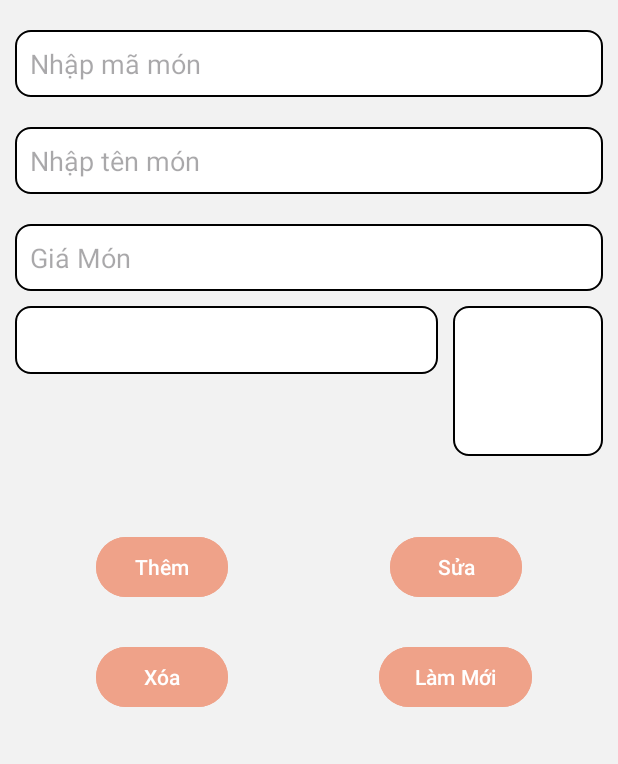
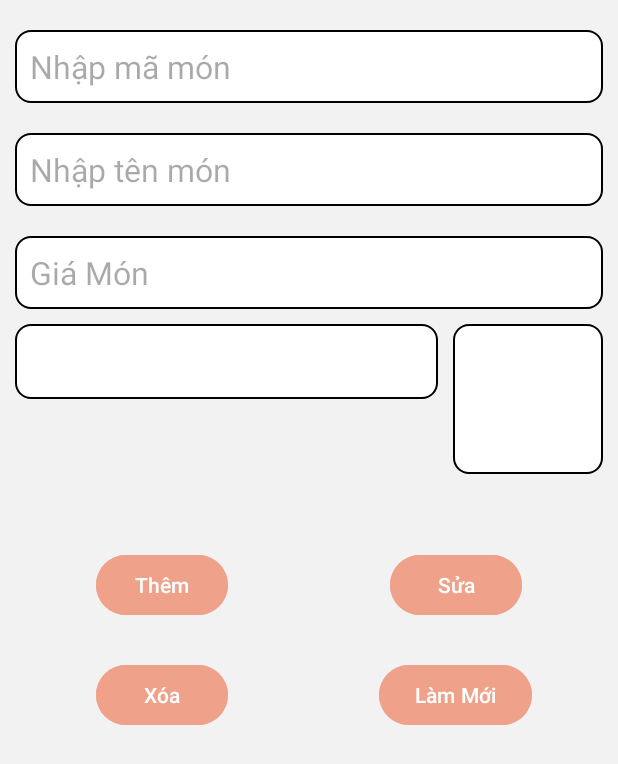
Before and after one commit to Dangthicamnhi/TnCoffee, an Android app: the layout activity_chi_tiet_mon.xml on its own in the app's theme, with its tools: preview values and no code run, on a phone screen of 412 x 824 dp. Shown: the top 764 px of the screen. Run offline under Robolectric (Android 15) with nearby library versions, the phone set to English and light mode, and no system bars.

Commit message:
QL Sản Phẩm

```diff
--- a/app/src/main/AndroidManifest.xml
+++ b/app/src/main/AndroidManifest.xml
@@ -14,7 +14,7 @@
         tools:targetApi="31">
         <activity
             android:name=".Activity.ChiTietMon"
-            android:exported="false" />
+            android:exported="true" />
         <activity
             android:name=".Activity.QLMon"
             android:exported="false" />
--- a/app/src/main/res/layout/activity_chi_tiet_mon.xml
+++ b/app/src/main/res/layout/activity_chi_tiet_mon.xml
@@ -7,7 +7,7 @@
     android:background="#f2f2f2"
     android:orientation="vertical"
     android:padding="10sp"
-    tools:context=".Activity.QLMon">
+    tools:context=".Activity.ChiTietMon">
 
     <EditText
         android:id="@+id/edtMaMon"
@@ -18,7 +18,7 @@
         android:enabled="false"
         android:hint="Nhập mã món"
         android:textColor="#000"
-        android:textSize="18dp" />
+        android:textSize="21dp" />
 
     <EditText
         android:id="@+id/edtTenMon"
@@ -28,7 +28,7 @@
         android:background="@drawable/ic_border"
         android:hint="Nhập tên món"
         android:textColor="#000"
-        android:textSize="18dp" />
+        android:textSize="21dp" />
 
     <EditText
         android:id="@+id/edtGiaMon"
@@ -39,7 +39,7 @@
         android:hint="Giá Món"
         android:inputType="number"
         android:textColor="#000"
-        android:textSize="18dp" />
+        android:textSize="21dp" />
 
 
     <LinearLayout
@@ -49,7 +49,7 @@
         <Spinner
             android:id="@+id/spMon"
             android:layout_width="wrap_content"
-            android:layout_height="45sp"
+            android:layout_height="50sp"
             android:layout_marginRight="10dp"
             android:layout_weight="1"
             android:background="@drawable/ic_border" />
@@ -74,7 +74,7 @@
             android:orientation="vertical">
 
             <Button
-                android:id="@+id/btnThem"
+                android:id="@+id/btnThemMon"
                 android:layout_width="wrap_content"
                 android:layout_height="wrap_content"
                 android:layout_gravity="center"
@@ -83,7 +83,7 @@
                 android:text="Thêm" />
 
             <Button
-                android:id="@+id/btnXoa"
+                android:id="@+id/btnXoaMon"
                 android:layout_width="wrap_content"
                 android:layout_height="wrap_content"
                 android:layout_gravity="center"
@@ -100,7 +100,7 @@
             android:orientation="vertical">
 
             <Button
-                android:id="@+id/btnSua"
+                android:id="@+id/btnSuaMon"
                 android:layout_width="wrap_content"
                 android:layout_height="wrap_content"
                 android:layout_gravity="center"
@@ -109,7 +109,7 @@
                 android:text="Sửa" />
 
             <Button
-                android:id="@+id/bntLamMoi"
+                android:id="@+id/bntLamMoiMon"
                 android:layout_width="wrap_content"
                 android:layout_height="wrap_content"
                 android:layout_gravity="center"
--- a/app/src/main/res/layout/activity_qlmon.xml
+++ b/app/src/main/res/layout/activity_qlmon.xml
@@ -11,7 +11,7 @@
 
 
     <ListView
-        android:id="@+id/lvDanhSach"
+        android:id="@+id/lvDanhSachMon"
         android:layout_width="match_parent"
         android:layout_height="535dp"
         android:layout_weight="1"></ListView>
@@ -23,7 +23,7 @@
         android:orientation="horizontal">
 
         <Button
-            android:id="@+id/btnThongKe"
+            android:id="@+id/btnThongKeMon"
             android:layout_width="0dp"
             android:layout_height="59dp"
             android:layout_gravity="center"
@@ -50,7 +50,7 @@
         android:layout_width="match_parent"
         android:layout_height="197dp"
         android:layout_weight="1"
-        android:id="@+id/tvThongKe"
+        android:id="@+id/tvThongKeMon"
         android:gravity="center"
         android:textSize="20dp"
         android:textColor="#549CD6"
```
Also changed, not shown: app/src/main/java/com/example/tncoffee/Activity/ChiTietMon.java (+48 -15 lines), app/src/main/java/com/example/tncoffee/Activity/QLMon.java (+4 -7 lines).
